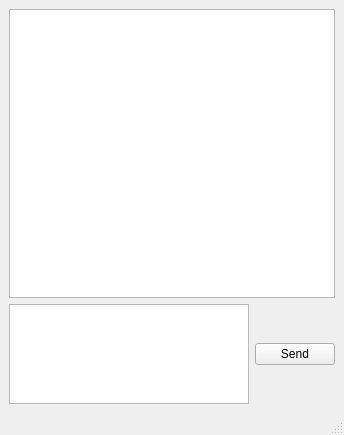
This is MyMessengerQtClientGui/DialogWindow.ui in prekel/MyMessengerQtClient as Qt 5 draws it before an edit. The edited form follows.
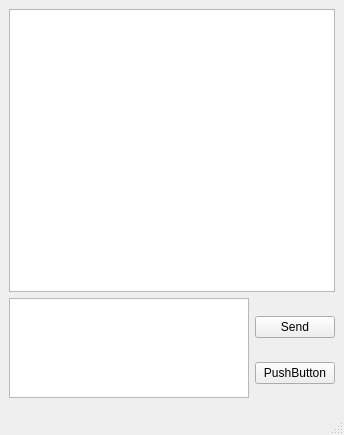
This is the edited form.

Patch:
```diff
--- a/MyMessengerQtClientGui/DialogWindow.ui
+++ b/MyMessengerQtClientGui/DialogWindow.ui
@@ -15,6 +15,9 @@
   </property>
   <widget class="QWidget" name="centralwidget">
    <layout class="QGridLayout" name="gridLayout">
+    <item row="0" column="0" colspan="3">
+     <widget class="QTextBrowser" name="textBrowser"/>
+    </item>
     <item row="1" column="0">
      <widget class="QPlainTextEdit" name="plainTextEdit">
       <property name="maximumSize">
@@ -25,15 +28,23 @@
       </property>
      </widget>
     </item>
-    <item row="1" column="1">
+    <item row="1" column="1" rowspan="2" colspan="2">
+     <layout class="QVBoxLayout" name="verticalLayout_4">
+      <item>
      <widget class="QPushButton" name="pushButton">
       <property name="text">
        <string>Send</string>
       </property>
      </widget>
     </item>
-    <item row="0" column="0" colspan="2">
-     <widget class="QTextBrowser" name="textBrowser"/>
+      <item>
+       <widget class="QPushButton" name="pushButton_2">
+        <property name="text">
+         <string>PushButton</string>
+        </property>
+       </widget>
+      </item>
+     </layout>
     </item>
    </layout>
   </widget>
```
Left out of the diff: 2 changed lines with no effect on the pictures. Lines whose indentation alone changed are shown as unchanged.
